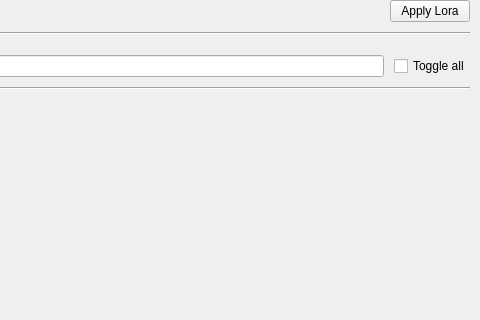
Qt form src/airunner/widgets/lora/templates/lora_container.ui (Capsize-Games/airunner) before a commit; both pictures show x 103 to 583 and y 0 to 320 of the 583 by 831 pixel window.
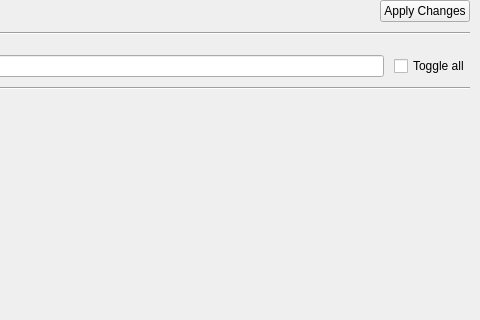
The same form after that commit. Custom widgets are drawn as their Qt base class.

Commit message: removes unused code

Patch:
```diff
--- a/src/airunner/widgets/lora/templates/lora_container.ui
+++ b/src/airunner/widgets/lora/templates/lora_container.ui
@@ -153,7 +153,7 @@
        <item>
         <widget class="QPushButton" name="apply_lora_button">
          <property name="text">
-          <string>Apply Lora</string>
+          <string>Apply Changes</string>
          </property>
         </widget>
        </item>
```
The commit also changes 1 other file.
